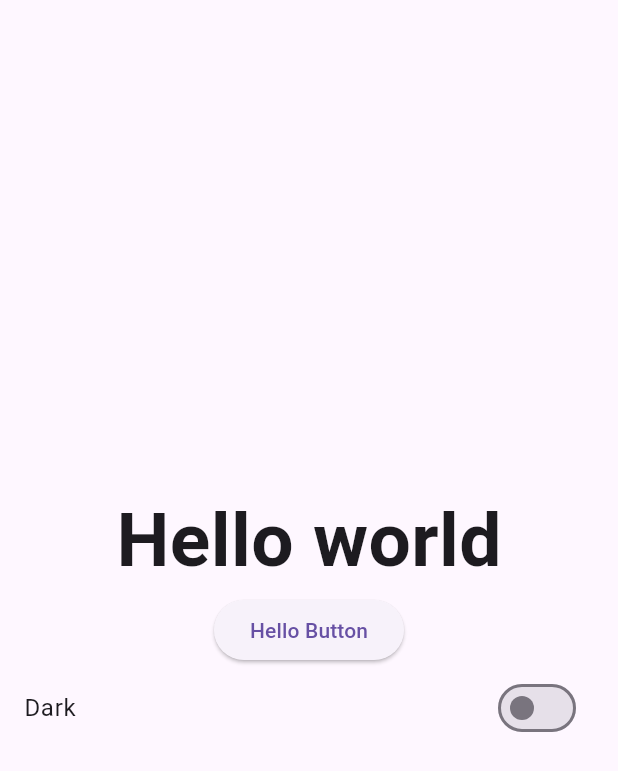
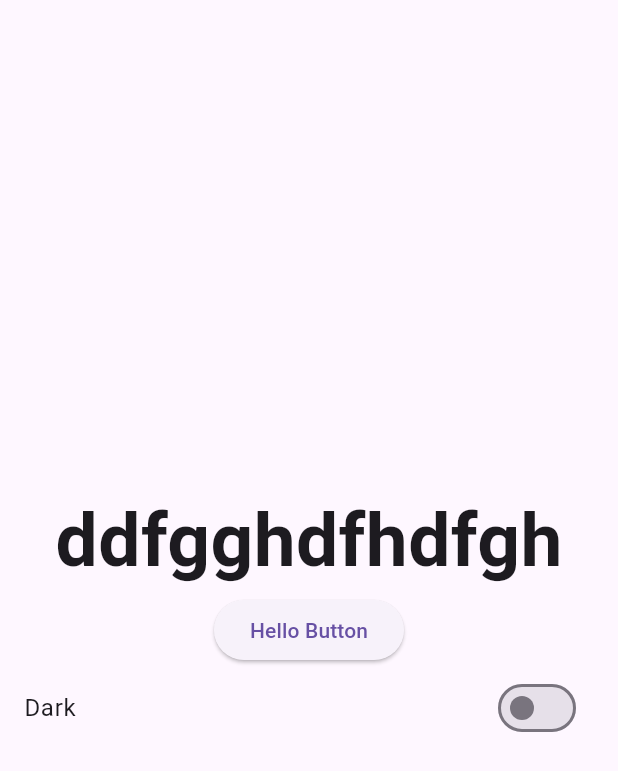
Before and after one commit to taha-majdlawi/e-commerce_app, a Flutter app: the screen it shows after launch, on a phone screen of 412 x 824 dp. Shown: the top 771 px of the screen. Run offline on Flutter 3.47's test engine with Material 3 defaults, Android fonts, the phone set to English and light mode, and no system bars; our stand-ins replace shared_preferences; missing offline and left inert: dart:ffi.

Commit message:
create custome subtitle and title widgets

```diff
--- a/lib/screens/home_screen.dart
+++ b/lib/screens/home_screen.dart
@@ -1,6 +1,7 @@
 import 'package:flutter/material.dart';
 import 'package:provider/provider.dart';
 import 'package:qurany_app/providers/theme_provider.dart';
+import 'package:qurany_app/widgets/subTitle_text.dart';
 
 class HomeScreen extends StatelessWidget {
   const HomeScreen({super.key});
@@ -12,9 +13,11 @@
       body: Column(
         mainAxisAlignment: MainAxisAlignment.center,
         children: [
-          Text(
-            'Hello world',
-            style: TextStyle(fontSize: 50, fontWeight: FontWeight.bold),
+          SubtitleTextWidget(
+            label: 'ddfgghdfhdfgh',
+            fontSize: 50,
+
+
           ),
           ElevatedButton(onPressed: () {}, child: Text('Hello Button')),
           SwitchListTile(
--- /dev/null
+++ b/lib/widgets/subTitle_text.dart
@@ -0,0 +1,22 @@
+import 'package:flutter/material.dart';
+
+class SubtitleTextWidget extends StatelessWidget {
+  const SubtitleTextWidget({super.key, required this.label,  this.fontSize=18,  this.fontStyle=FontStyle.normal, this.fontWeight=FontWeight.normal, this.color,  this.textDecoration=TextDecoration.none});
+  final String label;
+  final double fontSize;
+  final FontStyle fontStyle;
+  final FontWeight? fontWeight;
+  final Color? color;
+  final TextDecoration textDecoration;
+  @override
+  Widget build(BuildContext context) {
+    return Text(
+      label,
+      style: TextStyle(fontSize: 50, fontWeight: FontWeight.bold,
+        color: color ,
+        fontStyle: fontStyle,
+        decoration: textDecoration,
+      ),
+    );
+  }
+}
```
Also changed, not shown: lib/widgets/title_text.dart (added, +29 -0 lines).
